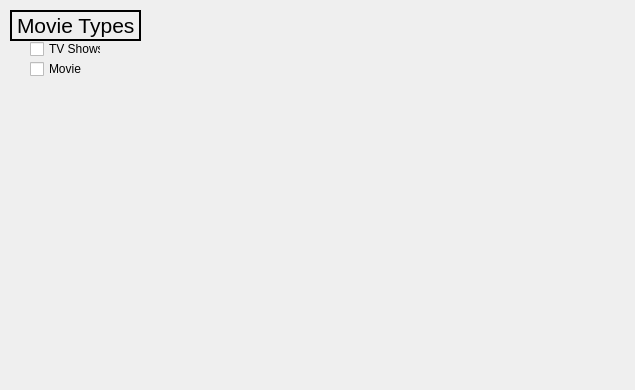
Old version of the form ProjectModernCpp/ProjectModernCpp/userpreferenceswindow.ui in the repository rdmc10/Neflix.
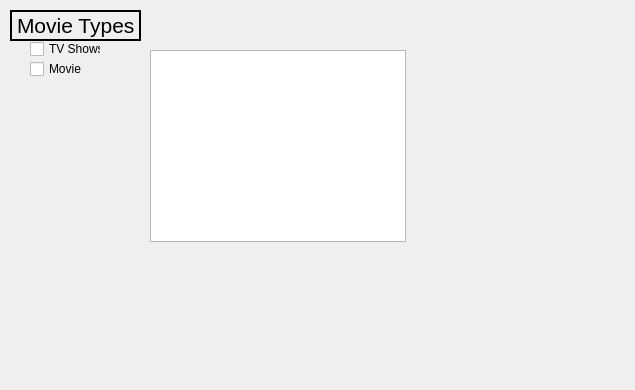
New version of the form.

Commit message: Added categories list to user preferences in the GUI

Diff of the .ui file:
```diff
--- a/ProjectModernCpp/ProjectModernCpp/userpreferenceswindow.ui
+++ b/ProjectModernCpp/ProjectModernCpp/userpreferenceswindow.ui
@@ -60,6 +60,16 @@
     <string>Movie Types</string>
    </property>
   </widget>
+  <widget class="QListWidget" name="listWidget_movieCategories">
+   <property name="geometry">
+    <rect>
+     <x>150</x>
+     <y>50</y>
+     <width>256</width>
+     <height>192</height>
+    </rect>
+   </property>
+  </widget>
  </widget>
  <resources/>
  <connections/>
```
The commit also changes 4 other files.
